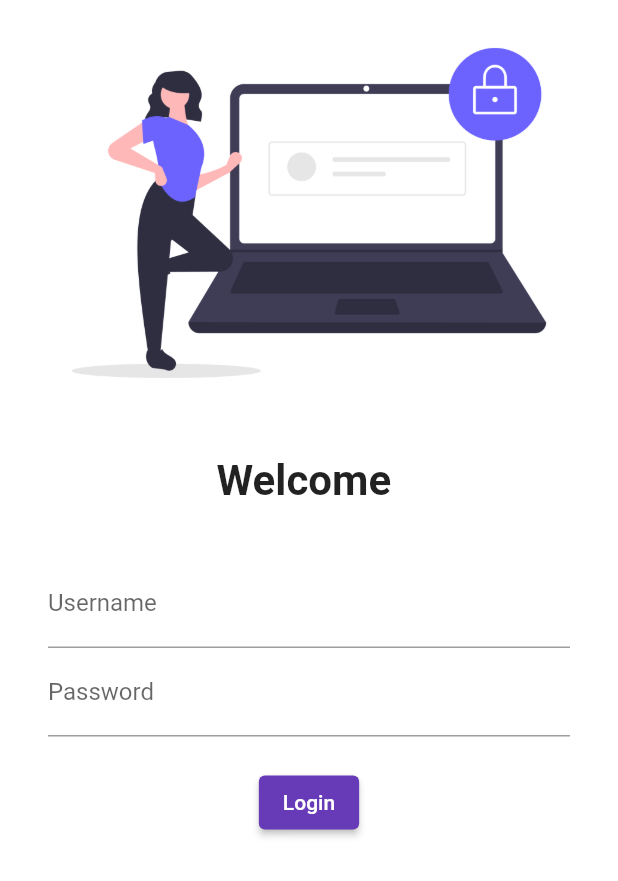
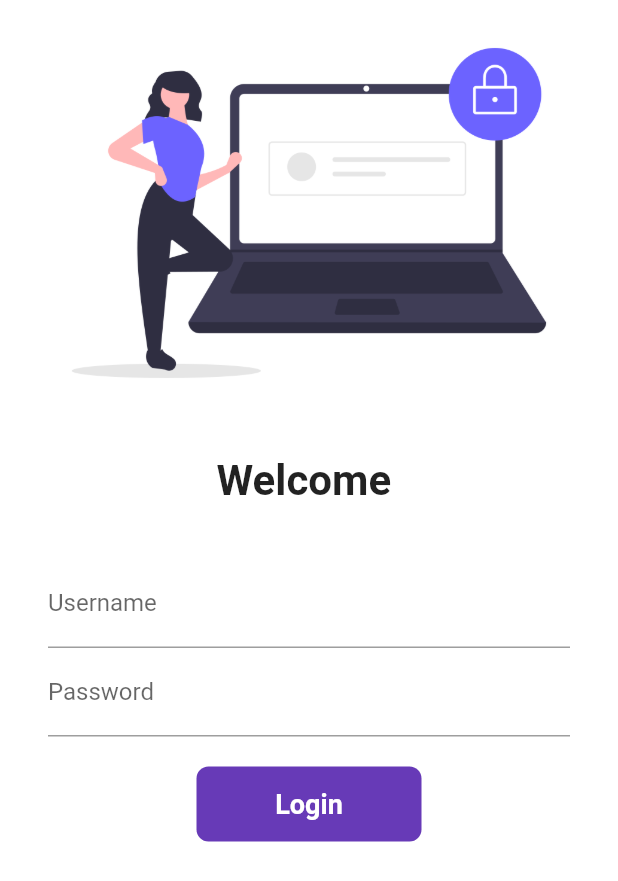
Before and after one commit to moonlight-saras/Flutter, a Flutter app: the screen it shows after launch, on a phone screen of 412 x 824 dp. Shown: the top 881 px of the screen. Run offline on Flutter 3.47's test engine with Material 2 defaults, Android fonts, the phone set to English and light mode, and no system bars.

Commit message:
singleChildScrollView, Navigator,Stateful,Animated Container like login FutureDelay

```diff
--- a/lib/main.dart
+++ b/lib/main.dart
@@ -1,5 +1,6 @@
 import 'package:flutter/material.dart';
 import 'package:flutter_catalog/pages/login_page.dart';
+import 'package:flutter_catalog/utils/myRoute.dart';
 import 'pages/home_page.dart';
 
 void main() {
@@ -12,14 +13,15 @@ class MyApp extends StatelessWidget {
     return MaterialApp(
       themeMode: ThemeMode.light,
       theme: ThemeData(primarySwatch: Colors.deepPurple),
+      debugShowCheckedModeBanner: false, //to remove debug icon
       darkTheme: ThemeData(
         brightness: Brightness.dark,
       ),
-      //initialRoute: "/home",
+      initialRoute: "/",
       routes: {
         "/": (context) => LoginPage(),
-        "/home": (context) => HomePage(),
-        "/login": (context) => LoginPage()
+        MyRoutes.homeRoute: (context) => HomePage(),
+        MyRoutes.loginRoute: (context) => LoginPage()
       },
     );
   }
--- a/lib/pages/login_page.dart
+++ b/lib/pages/login_page.dart
@@ -1,10 +1,19 @@
 import 'package:flutter/material.dart';
+import 'package:flutter_catalog/utils/myRoute.dart';
 
-class LoginPage extends StatelessWidget {
+class LoginPage extends StatefulWidget {
+  @override
+  State<LoginPage> createState() => _LoginPageState();
+}
+
+class _LoginPageState extends State<LoginPage> {
+  bool changeButton = false;
+
   @override
   Widget build(BuildContext context) {
     return Material(
       color: Colors.white,
+      child: SingleChildScrollView(
         child: Column(children: [
           Image.asset(
             "assets/images/login_image.png",
@@ -24,7 +33,8 @@ class LoginPage extends StatelessWidget {
             height: 20.0,
           ),
           Padding(
-          padding: const EdgeInsets.symmetric(vertical: 16.0, horizontal: 32.0),
+            padding:
+                const EdgeInsets.symmetric(vertical: 16.0, horizontal: 32.0),
             child: Column(
               children: [
                 TextFormField(
@@ -43,17 +53,50 @@ class LoginPage extends StatelessWidget {
                 SizedBox(
                   height: 20.0,
                 ),
-              ElevatedButton(
-                child: Text("Login"),
-                style: TextButton.styleFrom(),
-                onPressed: () {
-                  print("hi ");
+                InkWell(
+                  onTap: () async {
+                    setState(() {
+                      changeButton = true;
+                    });
+                    await Future.delayed(Duration(seconds: 1));
+                    Navigator.pushNamed(context, MyRoutes.homeRoute);
                   },
+                  child: AnimatedContainer(
+                    duration: Duration(seconds: 1),
+                    width: changeButton ? 50 : 150,
+                    height: 50,
+                    alignment: Alignment.center,
+                    child: changeButton
+                        ? Icon(
+                            Icons.done,
+                            color: Colors.white,
                           )
+                        : Text(
+                            "Login",
+                            style: TextStyle(
+                                color: Colors.white,
+                                fontWeight: FontWeight.bold,
+                                fontSize: 18),
+                          ),
+                    decoration: BoxDecoration(
+                        color: Colors.deepPurple,
+                        //     shape: changeButton?BoxShape.circle:BoxShape.rectangle,
+                        borderRadius:
+                            BorderRadius.circular(changeButton ? 50 : 8)),
+                  ),
+                )
+                // ElevatedButton(
+                //   child: Text("Login"),
+                //   style: TextButton.styleFrom(maximumSize: Size(150, 40)),
+                //   onPressed: () {
+                //     Navigator.pushNamed(context, MyRoutes.homeRoute);
+                //   },
+                // )
               ],
             ),
           ),
         ]),
+      ),
     );
   }
 }
--- /dev/null
+++ b/lib/utils/myRoute.dart
@@ -0,0 +1,4 @@
+class MyRoutes {
+  static String loginRoute = "/login";
+  static String homeRoute = "/home";
+}
```
Lines whose indentation alone changed are shown as unchanged.
